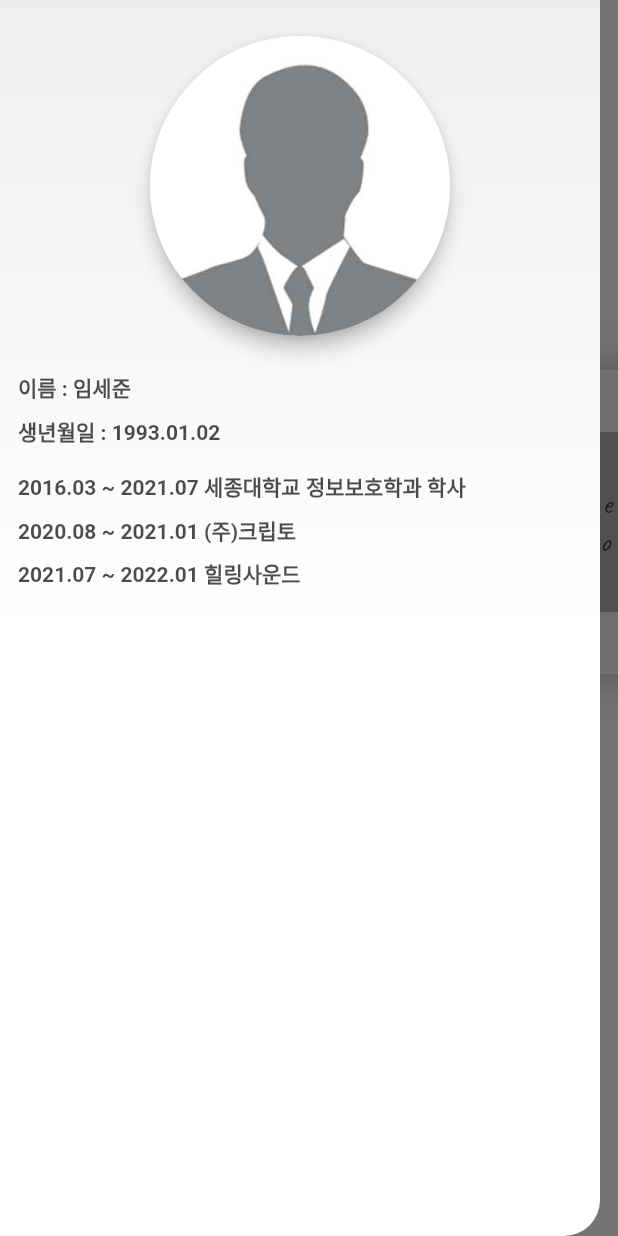
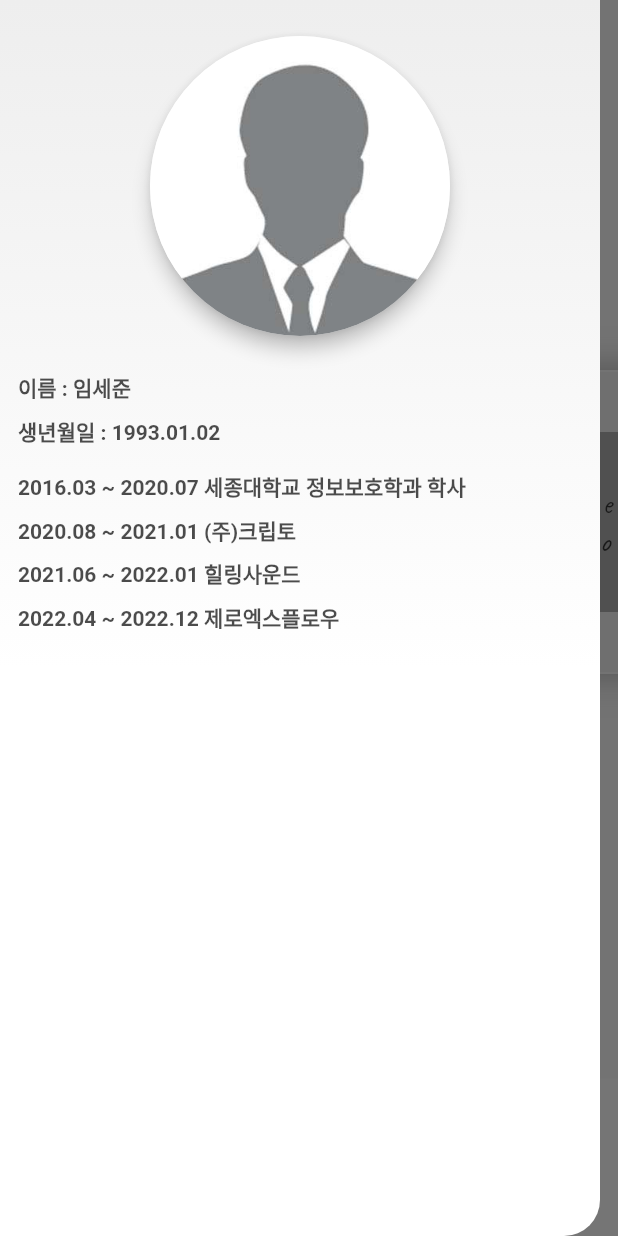
Before and after one commit to sejun2/sejun_pf, a Flutter app: the screen it shows after launch, with the side drawer open, on a phone screen of 412 x 824 dp. Run offline on Flutter 3.47's test engine with Material 2 defaults, Android fonts, the phone set to English and light mode, and no system bars; our stand-ins replace get, google_fonts; missing offline and left inert: proste_indexed_stack.

Commit message:
fix: zeroxflow

```diff
--- a/lib/pages/main_page.dart
+++ b/lib/pages/main_page.dart
@@ -30,7 +30,7 @@ class MainPage extends GetView<MainPageController> {
     Get.put(MainPageController());
     return Scaffold(
       drawer: Container(width: 400,
-        decoration: BoxDecoration(
+        decoration: const BoxDecoration(
           color: Colors.white,
           borderRadius: BorderRadius.only(topRight: Radius.circular(24), bottomRight: Radius.circular(24)),
         ),
@@ -85,8 +85,8 @@ class MainPage extends GetView<MainPageController> {
           ),
           Tooltip(
             message: 'qpfjf56@gmail.com',
-            padding: EdgeInsets.all(12),
-            textStyle: TextStyle(
+            padding: const EdgeInsets.all(12),
+            textStyle: const TextStyle(
                 fontSize: 16, fontWeight: FontWeight.w600, color: Colors.white),
             child: InkWell(
               onTap: () async {},
@@ -111,16 +111,6 @@ class MainPage extends GetView<MainPageController> {
   buildChips(BuildContext context) {
     return Wrap(
       children: const [
-/*
-        SejunChip(text: '# 세준'),
-        SejunChip(text: '# 열심'),
-        SejunChip(text: '# 집중'),
-        SejunChip(text: '# 미래'),
-        SejunChip(text: '# 노력'),
-        SejunChip(text: '# 겸손'),
-        SejunChip(text: '# 화이팅'),
-        SejunChip(text: '# 할수있다!')
-*/
       ],
     );
   }
@@ -139,11 +129,89 @@ class MainPage extends GetView<MainPageController> {
                   buildBannerCard(),
 
                   ///Introduction section
-                  Container(
-                    decoration: BoxDecoration(
+                  _buildIntroductionSection(constraints),
+                  const VerticalDivider(
+                    indent: 150,
+                  ),
+
+                  ///Project section
+                  _buildProjectSection(constraints),
+                ],
+              ),
+            ),
+          ),
+          buildGradientDivider(context),
+        ]);
+      }),
+    );
+  }
+
+  Container _buildProjectSection(BoxConstraints constraints) {
+    return Container(
+      padding: const EdgeInsets.symmetric(vertical: 24),
+      child: Column(
+        crossAxisAlignment: CrossAxisAlignment.start,
+        mainAxisAlignment: MainAxisAlignment.spaceEvenly,
+        children: [
+
+          ///Project lists title
+          Padding(
+            child: Text(
+              '프로젝트 >',
+              style: GoogleFonts.nanumGothic(
+                  fontSize: 30,
+                  color: Colors.black87,
+                  fontWeight: FontWeight.bold),
+            ),
+            padding: const EdgeInsets.symmetric(horizontal: 24),
+          ),
+
+          ///Project lists
+          SizedBox(
+            width: constraints.maxWidth,
+            height: 600,
+            child: ListView(
+              itemExtent: 450,
+              padding: const EdgeInsets.only(left: 40, right: 40),
+              scrollDirection: Axis.horizontal,
+              children: [
+                SejunProjectCard(
+                  onSejunProjectCardTapped: () async {
+                    launchUrl(
+                        'https://github.com/sejun2/sejun_pf/blob/develop/res/yourchef/yourchef.md');
+                  },
+                  title: '당신의 쉐푸 사이드 프로젝트 ',
+                  imagePath: 'image/yourchef_logo.png',
+                ),
+                SejunProjectCard(
+                  onSejunProjectCardTapped: () {
+                    launchUrl(
+                        'https://github.com/sejun2/fieldtrip_sejun/blob/develop/README.md');
+                  },
+                  title: 'Flutter 역사 교육 앱 프로젝트',
+                  imagePath: 'image/fieldtrip.png',
+                ),
+                SejunProjectCard(
+                  onSejunProjectCardTapped: () {
+                    launchUrl('https://github.com/sejun2/sejun_pf/blob/develop/res/healingsound/hs.md');
+                  },
+                  title: 'Flutter 머신러닝 앱 프로젝트',
+                  imagePath: 'image/hs_logo.jpeg',
+                ),
+              ],
+            ),
+          ),
+        ],
+      ),
+    );
+  }
+
+  Container _buildIntroductionSection(BoxConstraints constraints) {
+    return Container(
+      decoration: const BoxDecoration(
         color: Colors.white,
       ),
-                    padding: EdgeInsets.symmetric(
+      padding: const EdgeInsets.symmetric(
         horizontal: 24,
         vertical: 24,
       ),
@@ -187,10 +255,10 @@ class MainPage extends GetView<MainPageController> {
                           alignment: Alignment.center,
                           height: 40,
                           width: constraints.maxWidth / 3,
-                                        decoration: ShapeDecoration(
+                          decoration: const ShapeDecoration(
                               shape: StadiumBorder(),
                               color: Colors.indigoAccent),
-                                        duration: Duration(milliseconds: 300),
+                          duration: const Duration(milliseconds: 300),
                           transform: Matrix4.translationValues(
                               (controller
                                   .getIntroductionIndex()) *
@@ -247,9 +315,16 @@ class MainPage extends GetView<MainPageController> {
             ),
 
             ///Introduction main contents
-                          Obx(
-                                () =>
-                                ProsteIndexedStack(
+            Obx( () => _buildIntroductionMainContents(), ),
+            const VerticalDivider(
+              indent: 30,
+            )
+          ]),
+    );
+  }
+
+  ProsteIndexedStack _buildIntroductionMainContents() {
+    return ProsteIndexedStack(
       index: controller.getIntroductionIndex(),
       children: [
         IndexedStackChild(
@@ -281,81 +356,6 @@ class MainPage extends GetView<MainPageController> {
               color: Colors.green[300],
             )),
       ],
-                                ),
-                          ),
-                          VerticalDivider(
-                            indent: 30,
-                          )
-                        ]),
-                  ),
-                  VerticalDivider(
-                    indent: 150,
-                  ),
-
-                  ///Project section
-                  Container(
-                    padding: EdgeInsets.symmetric(vertical: 24),
-                    child: Column(
-                      crossAxisAlignment: CrossAxisAlignment.start,
-                      mainAxisAlignment: MainAxisAlignment.spaceEvenly,
-                      children: [
-
-                        ///Project lists title
-                        Padding(
-                          child: Text(
-                            '프로젝트 >',
-                            style: GoogleFonts.nanumGothic(
-                                fontSize: 30,
-                                color: Colors.black87,
-                                fontWeight: FontWeight.bold),
-                          ),
-                          padding: EdgeInsets.symmetric(horizontal: 24),
-                        ),
-
-                        ///Project lists
-                        SizedBox(
-                          width: constraints.maxWidth,
-                          height: 600,
-                          child: ListView(
-                            itemExtent: 450,
-                            padding: EdgeInsets.only(left: 40, right: 40),
-                            scrollDirection: Axis.horizontal,
-                            children: [
-                              SejunProjectCard(
-                                onSejunProjectCardTapped: () async {
-                                  launchUrl(
-                                      'https://github.com/sejun2/sejun_pf/blob/develop/res/yourchef/yourchef.md');
-                                },
-                                title: '당신의 쉐푸 사이드 프로젝트 ',
-                                imagePath: 'image/yourchef_logo.png',
-                              ),
-                              SejunProjectCard(
-                                onSejunProjectCardTapped: () {
-                                  Get.to(() => Card1Page());
-                                },
-                                title: 'Flutter 역사 교육 앱 프로젝트',
-                                imagePath: 'image/fieldtrip.png',
-                              ),
-                              SejunProjectCard(
-                                onSejunProjectCardTapped: () {
-                                  Get.to(() => Card1Page());
-                                },
-                                title: 'Flutter 머신러닝 앱 프로젝트',
-                                imagePath: 'image/hs_logo.jpeg',
-                              ),
-                            ],
-                          ),
-                        ),
-                      ],
-                    ),
-                  ),
-                ],
-              ),
-            ),
-          ),
-          buildGradientDivider(context),
-        ]);
-      }),
     );
   }
 
@@ -371,8 +371,8 @@ class MainPage extends GetView<MainPageController> {
                 ? Colors.white
                 : Colors.indigoAccent),
       ),
-      decoration: ShapeDecoration(
-          shape: const StadiumBorder(), color: Colors.transparent),
+      decoration: const ShapeDecoration(
+          shape: StadiumBorder(), color: Colors.transparent),
     );
   }
 
@@ -388,11 +388,11 @@ class MainPage extends GetView<MainPageController> {
       backgroundColor: Colors.transparent,
       elevation: 0,
       centerTitle: true,
-      iconTheme: IconThemeData(color: Colors.black87),
+      iconTheme: const IconThemeData(color: Colors.black87),
       title: Obx(
             () =>
             AnimatedOpacity(
-              duration: Duration(milliseconds: 300),
+              duration: const Duration(milliseconds: 300),
               curve: Curves.fastOutSlowIn,
               opacity: controller.getAppBarOpacity(),
               child: Text('Sejun\'s portfolio',
@@ -429,11 +429,11 @@ class MainPage extends GetView<MainPageController> {
       decoration: BoxDecoration(
           gradient: LinearGradient(colors: [ Colors.grey.shade200, Colors.white], begin:Alignment.topCenter, end: Alignment.bottomCenter)
       ),
-      padding: EdgeInsets.symmetric(vertical: 24, horizontal: 12),
+      padding: const EdgeInsets.symmetric(vertical: 24, horizontal: 12),
       child: Column(
         crossAxisAlignment: CrossAxisAlignment.start,
         children: [
-          Center(
+          const Center(
             child: Material(
               shape: CircleBorder(
               ),
@@ -445,22 +445,24 @@ class MainPage extends GetView<MainPageController> {
               ),
             ),
           ),
-          VerticalDivider(
+          const VerticalDivider(
             indent: 24,
           ),
           Text('이름 : 임세준', style: headerTextStyle, softWrap: true,),
-          VerticalDivider(
+          const VerticalDivider(
             indent: 8,
           ),
           Text('생년월일 : 1993.01.02', style: headerTextStyle,),
-          VerticalDivider(
+          const VerticalDivider(
             indent: 16,
           ),
-          Text('2016.03 ~ 2021.07 세종대학교 정보보호학과 학사', style: headerTextStyle,),
-          VerticalDivider(indent: 8,),
+          Text('2016.03 ~ 2020.07 세종대학교 정보보호학과 학사', style: headerTextStyle,),
+          const VerticalDivider(indent: 8,),
           Text('2020.08 ~ 2021.01 (주)크립토', style: headerTextStyle,),
-          VerticalDivider(indent: 8,),
-          Text('2021.07 ~ 2022.01 힐링사운드', style: headerTextStyle,),
+          const VerticalDivider(indent: 8,),
+          Text('2021.06 ~ 2022.01 힐링사운드', style: headerTextStyle,),
+          const VerticalDivider(indent: 8,),
+          Text('2022.04 ~ 2022.12 제로엑스플로우', style: headerTextStyle,),
         ],
       ),
     );
```
Also changed, not shown: image/onehour_logo.png (added). Lines whose indentation alone changed are shown as unchanged.
